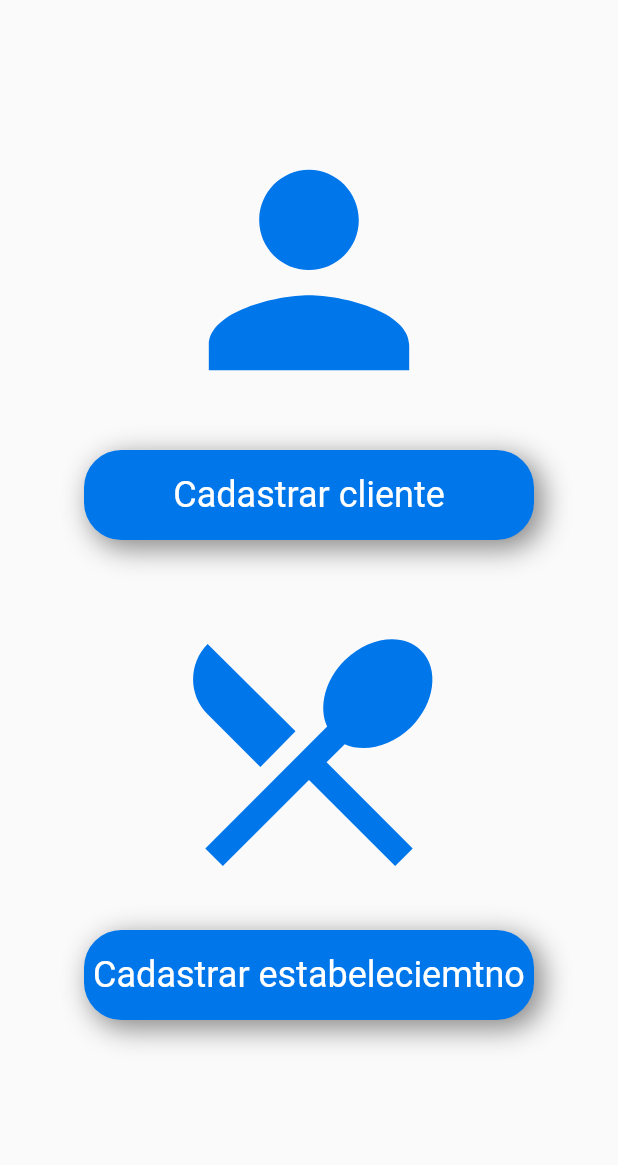
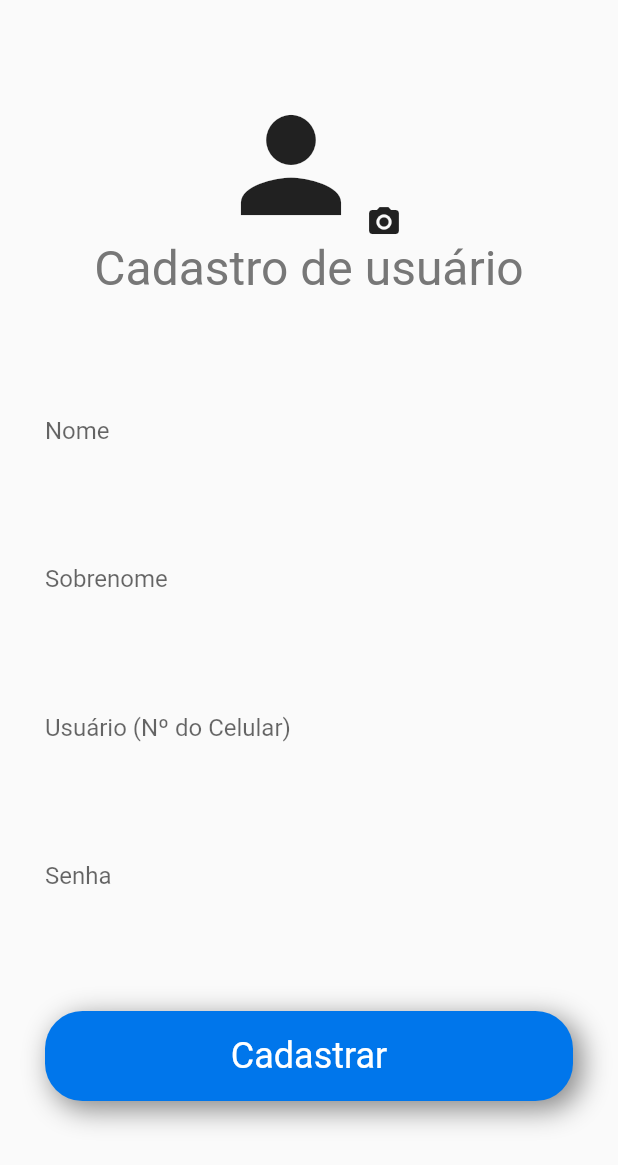
Before and after one commit to andrealonso/cardapio, a Flutter app: the screen it shows after launch, on a phone screen of 412 x 824 dp. Shown: the top 1165 px of the screen. Run offline on Flutter 3.47's test engine with Material 2 defaults, Android fonts, the phone set to English and light mode, and no system bars; our stand-ins replace shared_preferences.

Commit message:
Criado tela de cadastro de Usuário

```diff
--- /dev/null
+++ b/lib/caduser_page.dart
@@ -0,0 +1,144 @@
+import 'dart:convert';
+
+import 'package:cardapio/home_page.dart';
+import 'package:cardapio/widgets/botao_widget.dart';
+import 'package:flutter/material.dart';
+import 'package:shared_preferences/shared_preferences.dart';
+
+class CadUserPage extends StatefulWidget {
+  @override
+  _CadUserPageState createState() => _CadUserPageState();
+}
+
+class _CadUserPageState extends State<CadUserPage> {
+  final formkey = GlobalKey<FormState>();
+  var nome = '';
+  var sobrenome = '';
+  var usuario = '';
+  var senha = '';
+
+  Future salvarUsuario() async {
+    var sharedPref = await SharedPreferences.getInstance();
+    // var user = {
+    //   'usuario': usuario,
+    //   'senha': senha
+    // };
+    // sharedPref.setString('user', jsonEncode(user));
+    sharedPref.setString('nome', nome);
+    sharedPref.setString('sobrenome', sobrenome);
+    sharedPref.setString('usuario', usuario);
+    sharedPref.setString('senha', senha);
+
+  }
+
+  @override
+  Widget build(BuildContext context) {
+    return Scaffold(
+      body: Container(
+        padding: EdgeInsets.only(
+          top: 60,
+          left: 30,
+          right: 30,
+        ),
+        child: Form(
+          key: formkey,
+          child: ListView(
+            children: <Widget>[
+              Center(
+                child: Row(
+                  mainAxisAlignment: MainAxisAlignment.center,
+                  crossAxisAlignment: CrossAxisAlignment.end,
+                  children: <Widget>[
+                    Icon(
+                      Icons.person,
+                      size: 100,
+                    ),
+                    Icon(Icons.photo_camera),
+                  ],
+                ),
+              ),
+              Text(
+                'Cadastro de usuário',
+                style: TextStyle(
+                  fontSize: 32,
+                  color: Color(0xff777777),
+                ),
+                textAlign: TextAlign.center,
+              ),
+              Container(
+                height: 60,
+              ),
+              TextFormField(
+                decoration: InputDecoration(
+                  border: InputBorder.none,
+                  labelText: 'Nome',
+                ),
+                onSaved: (value) {
+                  setState(() {
+                    nome = value;
+                  });
+                },
+              ),
+              Container(
+                height: 40,
+              ),
+              TextFormField(
+                decoration: InputDecoration(
+                  border: InputBorder.none,
+                  labelText: 'Sobrenome',
+                ),
+                onSaved: (value) {
+                  setState(() {
+                    sobrenome = value;
+                  });
+                },
+              ),
+              Container(
+                height: 40,
+              ),
+              TextFormField(
+                decoration: InputDecoration(
+                  border: InputBorder.none,
+                  labelText: 'Usuário (Nº do Celular)',
+                ),
+                onSaved: (value) {
+                  setState(() {
+                    usuario = value;
+                  });
+                },
+              ),
+              Container(
+                height: 40,
+              ),
+              TextFormField(
+                obscureText: true,
+                decoration: InputDecoration(
+                  border: InputBorder.none,
+                  labelText: 'Senha',
+                ),
+                onSaved: (value) {
+                  setState(() {
+                    senha = value;
+                  });
+                },
+              ),
+              Container(
+                height: 60,
+              ),
+              BotaoWidget(
+                nome: 'Cadastrar',
+                clicar: () {
+                  formkey.currentState.save();
+                  salvarUsuario();
+                  Navigator.push(context, MaterialPageRoute(builder: (context) => HomePage()));
+                  print(usuario);
+                  print(senha);
+                },
+              )
+            ],
+          ),
+        ),
+      ),
+    );
+  }
+}
--- a/lib/main.dart
+++ b/lib/main.dart
@@ -1,5 +1,6 @@
 import 'package:cardapio/bemvindo_page.dart';
 import 'package:cardapio/cad_opcao_page.dart';
+import 'package:cardapio/caduser_page.dart';
 import 'package:cardapio/telamodal.dart';
 import 'package:flutter/material.dart';
 import 'home_page.dart';
@@ -16,7 +17,7 @@ class MyApp extends StatelessWidget {
       theme: ThemeData(
        primarySwatch: Colors.blue,
       ),
-      home: CadOpcaoPage(),
+      home: CadUserPage(),
     );
   }
 }
--- a/pubspec.yaml
+++ b/pubspec.yaml
@@ -17,6 +17,8 @@ environment:
   sdk: ">=2.1.0 <3.0.0"
 
 dependencies:
+  shared_preferences: ^0.5.7
+  dio: ^3.0.9
   flutter:
     sdk: flutter
 
```
Also changed, not shown: lib/home_page.dart (+93 -2 lines), pubspec.lock.
